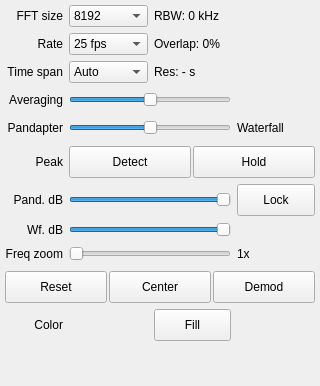
Above: src/qtgui/dockfft.ui from gqrx-sdr/gqrx before the change. Below: the same form after it.
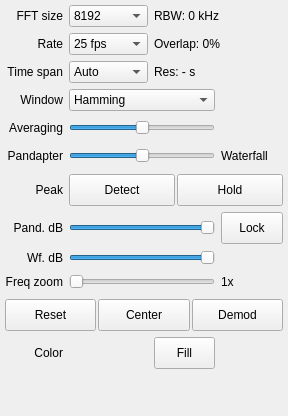
That is the form after the change. Icons and pictures are not drawn. Custom widgets are drawn as their Qt base class.

Commit message: Implement selectable IQ FFT window type

The edit to the form file:
```diff
--- a/src/qtgui/dockfft.ui
+++ b/src/qtgui/dockfft.ui
@@ -6,8 +6,8 @@
    <rect>
     <x>0</x>
     <y>0</y>
-    <width>320</width>
-    <height>386</height>
+    <width>288</width>
+    <height>416</height>
    </rect>
   </property>
   <property name="sizePolicy">
@@ -83,8 +83,8 @@
         <rect>
          <x>0</x>
          <y>0</y>
-         <width>310</width>
-         <height>357</height>
+         <width>278</width>
+         <height>387</height>
         </rect>
        </property>
        <layout class="QVBoxLayout" name="verticalLayout">
@@ -123,7 +123,7 @@
           <property name="spacing">
            <number>6</number>
           </property>
-          <item row="6" column="1" colspan="2">
+          <item row="7" column="1" colspan="2">
            <widget class="ctkRangeSlider" name="pandRangeSlider">
             <property name="sizePolicy">
              <sizepolicy hsizetype="Expanding" vsizetype="Fixed">
@@ -154,7 +154,7 @@
             </property>
            </widget>
           </item>
-          <item row="8" column="3" rowspan="2">
+          <item row="9" column="3" rowspan="2">
            <widget class="QLabel" name="zoomLevelLabel">
             <property name="sizePolicy">
              <sizepolicy hsizetype="MinimumExpanding" vsizetype="Preferred">
@@ -176,7 +176,7 @@
             </property>
            </widget>
           </item>
-          <item row="5" column="1" colspan="3">
+          <item row="6" column="1" colspan="3">
            <layout class="QHBoxLayout" name="horizontalLayout_2" stretch="0,0">
             <property name="spacing">
              <number>2</number>
@@ -264,7 +264,7 @@
             </property>
            </widget>
           </item>
-          <item row="4" column="3">
+          <item row="5" column="3">
            <widget class="QLabel" name="wfLabel">
             <property name="sizePolicy">
              <sizepolicy hsizetype="MinimumExpanding" vsizetype="Preferred">
@@ -280,7 +280,7 @@
             </property>
            </widget>
           </item>
-          <item row="8" column="1" rowspan="2" colspan="2">
+          <item row="9" column="1" rowspan="2" colspan="2">
            <widget class="QSlider" name="fftZoomSlider">
             <property name="sizePolicy">
              <sizepolicy hsizetype="MinimumExpanding" vsizetype="Preferred">
@@ -336,7 +336,7 @@
             </property>
            </widget>
           </item>
-          <item row="8" column="0" rowspan="2">
+          <item row="9" column="0" rowspan="2">
            <widget class="QLabel" name="zoomLAbel">
             <property name="toolTip">
              <string>Set zoom level on the frequency axis</string>
@@ -352,7 +352,7 @@
             </property>
            </widget>
           </item>
-          <item row="3" column="1" colspan="2">
+          <item row="4" column="1" colspan="2">
            <widget class="QSlider" name="fftAvgSlider">
             <property name="sizePolicy">
              <sizepolicy hsizetype="MinimumExpanding" vsizetype="Preferred">
@@ -386,7 +386,7 @@
             </property>
            </widget>
           </item>
-          <item row="11" column="0">
+          <item row="12" column="0">
            <widget class="QLabel" name="colorLabel">
             <property name="toolTip">
              <string>Color for the FFT plot</string>
@@ -399,7 +399,7 @@
             </property>
            </widget>
           </item>
-          <item row="11" column="1">
+          <item row="12" column="1">
            <widget class="QtColorPicker" name="colorPicker">
             <property name="sizePolicy">
              <sizepolicy hsizetype="MinimumExpanding" vsizetype="Preferred">
@@ -532,7 +532,7 @@
             </item>
            </widget>
           </item>
-          <item row="6" column="0">
+          <item row="7" column="0">
            <widget class="QLabel" name="pandRangeLabel">
             <property name="toolTip">
              <string>Set pandapter dB range</string>
@@ -548,7 +548,7 @@
             </property>
            </widget>
           </item>
-          <item row="4" column="0">
+          <item row="5" column="0">
            <widget class="QLabel" name="pandLabel">
             <property name="sizePolicy">
              <sizepolicy hsizetype="Preferred" vsizetype="Preferred">
@@ -564,7 +564,7 @@
             </property>
            </widget>
           </item>
-          <item row="3" column="0">
+          <item row="4" column="0">
            <widget class="QLabel" name="fftAvgLabel">
             <property name="sizePolicy">
              <sizepolicy hsizetype="Preferred" vsizetype="Preferred">
@@ -596,7 +596,7 @@
             </property>
            </widget>
           </item>
-          <item row="7" column="0">
+          <item row="8" column="0">
            <widget class="QLabel" name="wfRangeLabel">
             <property name="toolTip">
              <string>Set waterfall dB range</string>
@@ -793,7 +793,7 @@
             </property>
            </widget>
           </item>
-          <item row="10" column="0" colspan="4">
+          <item row="11" column="0" colspan="4">
            <layout class="QHBoxLayout" name="horizontalLayout" stretch="0,0,0">
             <property name="spacing">
              <number>2</number>
@@ -884,7 +884,7 @@
             </item>
            </layout>
           </item>
-          <item row="11" column="2">
+          <item row="12" column="2">
            <widget class="QPushButton" name="fillButton">
             <property name="sizePolicy">
              <sizepolicy hsizetype="MinimumExpanding" vsizetype="Preferred">
@@ -918,7 +918,7 @@
             </property>
            </widget>
           </item>
-          <item row="5" column="0">
+          <item row="6" column="0">
            <widget class="QLabel" name="peakLabel">
             <property name="text">
              <string>Peak</string>
@@ -938,7 +938,7 @@
             </property>
            </widget>
           </item>
-          <item row="7" column="1" colspan="2">
+          <item row="8" column="1" colspan="2">
            <widget class="ctkRangeSlider" name="wfRangeSlider">
             <property name="toolTip">
              <string>Set waterfall dB range</string>
@@ -967,7 +967,7 @@
             </property>
            </widget>
           </item>
-          <item row="4" column="1" colspan="2">
+          <item row="5" column="1" colspan="2">
            <widget class="QSlider" name="fftSplitSlider">
             <property name="sizePolicy">
              <sizepolicy hsizetype="MinimumExpanding" vsizetype="Preferred">
@@ -998,7 +998,7 @@
             </property>
            </widget>
           </item>
-          <item row="12" column="0" colspan="4">
+          <item row="13" column="0" colspan="4">
            <spacer name="verticalSpacer">
             <property name="orientation">
              <enum>Qt::Vertical</enum>
@@ -1011,7 +1011,7 @@
             </property>
            </spacer>
           </item>
-          <item row="6" column="3">
+          <item row="7" column="3">
            <widget class="QPushButton" name="lockButton">
             <property name="enabled">
              <bool>true</bool>
@@ -1042,6 +1042,66 @@
             </property>
            </widget>
           </item>
+          <item row="3" column="0">
+           <widget class="QLabel" name="label_2">
+            <property name="toolTip">
+             <string>FFT window</string>
+            </property>
+            <property name="text">
+             <string>Window</string>
+            </property>
+            <property name="alignment">
+             <set>Qt::AlignRight|Qt::AlignTrailing|Qt::AlignVCenter</set>
+            </property>
+           </widget>
+          </item>
+          <item row="3" column="1" colspan="2">
+           <widget class="QComboBox" name="fftWinComboBox">
+            <property name="toolTip">
+             <string>FFT window</string>
+            </property>
+            <item>
+             <property name="text">
+              <string>Hamming</string>
+             </property>
+            </item>
+            <item>
+             <property name="text">
+              <string>Hann</string>
+             </property>
+            </item>
+            <item>
+             <property name="text">
+              <string>Blackman</string>
+             </property>
+            </item>
+            <item>
+             <property name="text">
+              <string>Rectangular</string>
+             </property>
+            </item>
+            <item>
+             <property name="text">
+              <string>Kaiser</string>
+             </property>
+            </item>
+            <item>
+             <property name="text">
+              <string>Blackman-Harris</string>
+             </property>
+            </item>
+            <item>
+             <property name="text">
+              <string>Bartlett</string>
+             </property>
+            </item>
+            <item>
+             <property name="text">
+              <string>Flattop</string>
+             </property>
+            </item>
+           </widget>
+          </item>
          </layout>
         </item>
        </layout>
```
The commit also changes 7 other files.
